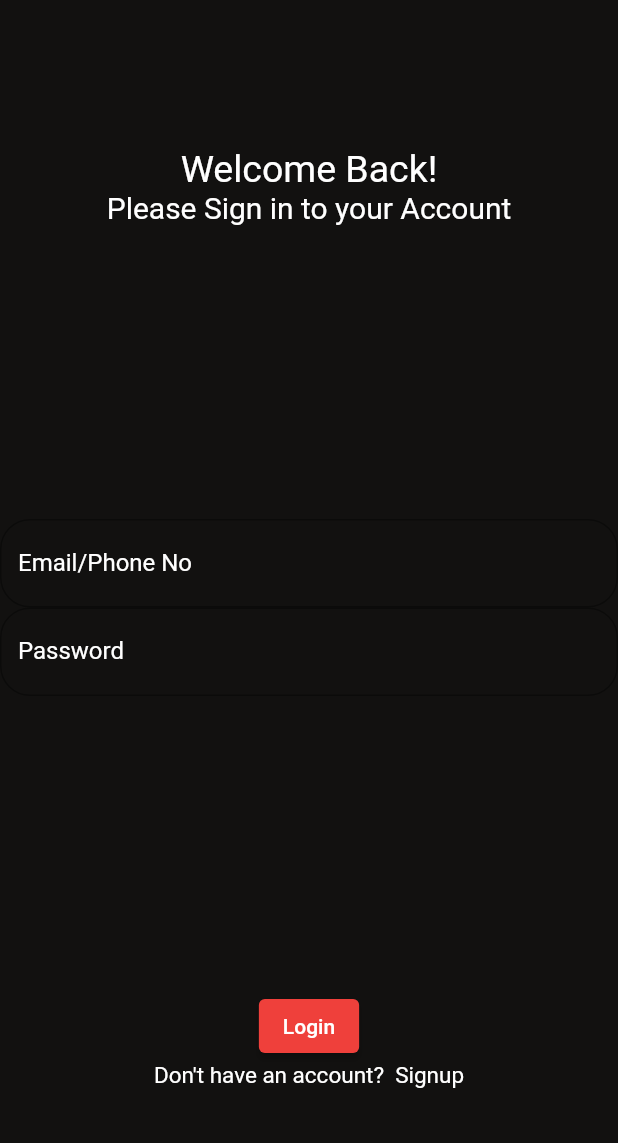
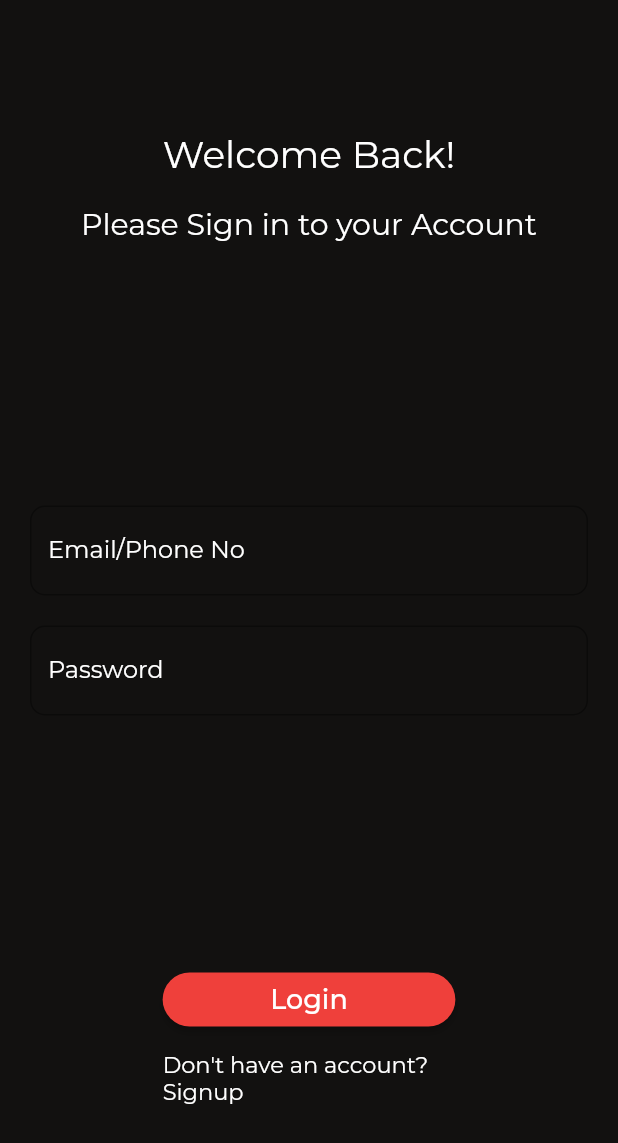
Before and after one commit to Sumit401/assignment1, a Flutter app: the screen it shows after launch, on a phone screen of 412 x 824 dp. Shown: the top 1143 px of the screen. Run offline on Flutter 3.47's test engine with Material 2 defaults, Android fonts, the phone set to English and light mode, and no system bars.

Commit message:
Initial Commit

```diff
--- a/lib/loginPage.dart
+++ b/lib/loginPage.dart
@@ -20,35 +20,72 @@ class _LoginPageState extends State<LoginPage> {
           children: [
             Column(
               children: [
-                Text("Welcome Back!",
-                    style: TextStyle(color: hexToColor(whiteColor),fontSize: 25)),
-                Text("Please Sign in to your Account",
-                    style: TextStyle(color: hexToColor(whiteColor),fontSize: 20))
+                Padding(
+                  padding: const EdgeInsets.symmetric(vertical: 10),
+                  child: Text("Welcome Back!",
+                      style:
+                          TextStyle(color: hexToColor(whiteColor), fontSize: 25)),
+                ),
+                Padding(
+                  padding: const EdgeInsets.symmetric(vertical: 10),
+                  child: Text("Please Sign in to your Account",
+                      style:
+                          TextStyle(color: hexToColor(whiteColor), fontSize: 20)),
+                )
               ],
             ),
-            Column(
+            Container(
+              padding: EdgeInsets.symmetric(horizontal: 20),
+              child: Column(
                 children: [
-                TextFormField(
+                  Container(
+                    padding: EdgeInsets.symmetric(vertical: 10),
+                    child: TextFormField(
                         decoration: InputDecoration(
                             border: OutlineInputBorder(
-                            borderRadius: BorderRadius.circular(20),
-                            gapPadding: 20),
+                                borderRadius: BorderRadius.circular(10)),
                             labelText: "Email/Phone No",
                             labelStyle: TextStyle(color: hexToColor(whiteColor)))),
-                TextFormField(decoration: InputDecoration(
+                  ),
+                  Container(
+                    padding: EdgeInsets.symmetric(vertical: 10),
+                    child: TextFormField(
+                        decoration: InputDecoration(
                             border: OutlineInputBorder(
-                        borderRadius: BorderRadius.circular(20),
-                        gapPadding: 20),
+                                borderRadius: BorderRadius.circular(10)),
                             labelText: "Password",
                             labelStyle: TextStyle(color: hexToColor(whiteColor)))),
+                  ),
                 ],
               ),
-            Column(
+            ),
+            Container(
+              alignment: Alignment.center,
+              margin: EdgeInsets.symmetric(
+                  horizontal: MediaQuery.of(context).size.width / 3.8),
+              child: Column(
+                mainAxisSize: MainAxisSize.max,
+                crossAxisAlignment: CrossAxisAlignment.stretch,
                 children: [
-                ElevatedButton(onPressed: () => null, child: Text("Login",),style: ButtonStyle(backgroundColor: MaterialStatePropertyAll(hexToColor(redColor)))),
-                Text("Don't have an account?  Signup",
-                    style: TextStyle(color: hexToColor(whiteColor),fontSize: 15)),
+                  ElevatedButton(
+                      onPressed: () => null,
+                      child: Text(
+                        "Login",style: TextStyle(fontSize: 18),
+                      ),
+                      style: ButtonStyle(
+                          backgroundColor:
+                              MaterialStatePropertyAll(hexToColor(redColor)),
+                          shape: MaterialStatePropertyAll(
+                              RoundedRectangleBorder(
+                                  borderRadius: BorderRadius.circular(20))))),
+                  Padding(
+                    padding: const EdgeInsets.symmetric(vertical: 10),
+                    child: Text("Don't have an account?  Signup",
+                        style: TextStyle(
+                            color: hexToColor(whiteColor), fontSize: 15)),
+                  ),
                 ],
+              ),
             ),
           ],
         ),
--- a/lib/main.dart
+++ b/lib/main.dart
@@ -14,6 +14,7 @@ class MyApp extends StatelessWidget {
     return MaterialApp(
       title: 'Flutter Demo',
       theme: ThemeData(
+        fontFamily: "Montserrat",
         // This is the theme of your application.
         //
         // Try running your application with "flutter run". You'll see the
@@ -25,6 +26,7 @@ class MyApp extends StatelessWidget {
         // is not restarted.
         primarySwatch: Colors.blue,
       ),
+      debugShowCheckedModeBanner: false,
       home: const LoginPage(),
     );
   }
```
Also changed, not shown: pubspec.yaml (+4 -4 lines), assets/font/Montserrat.ttf (added). Lines whose indentation alone changed are shown as unchanged.
